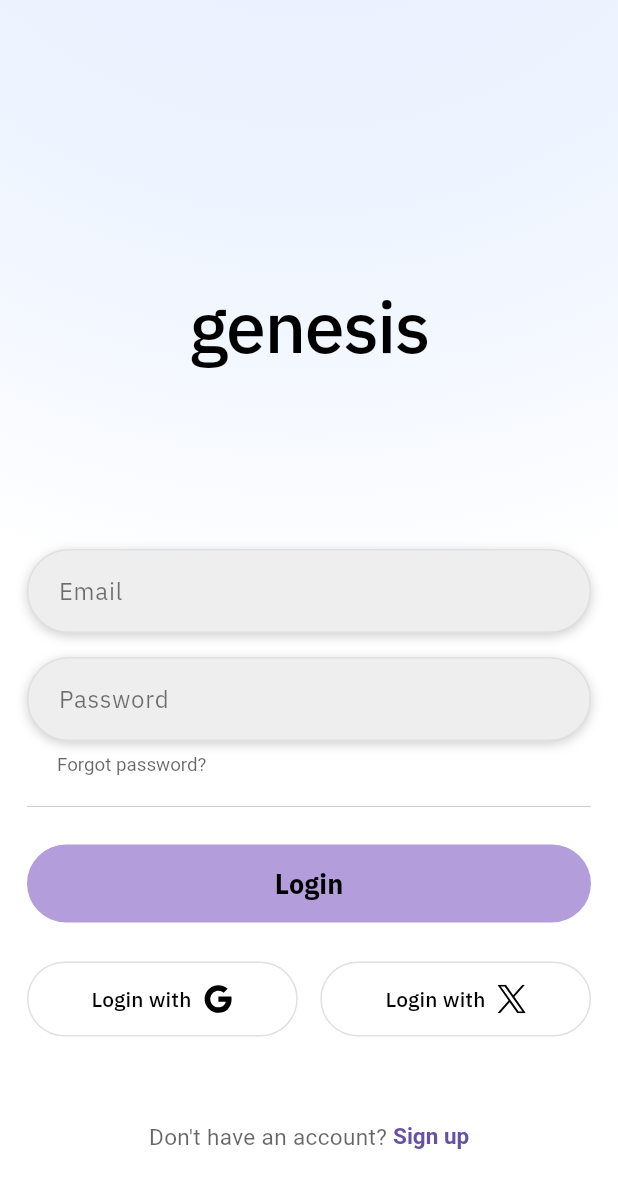
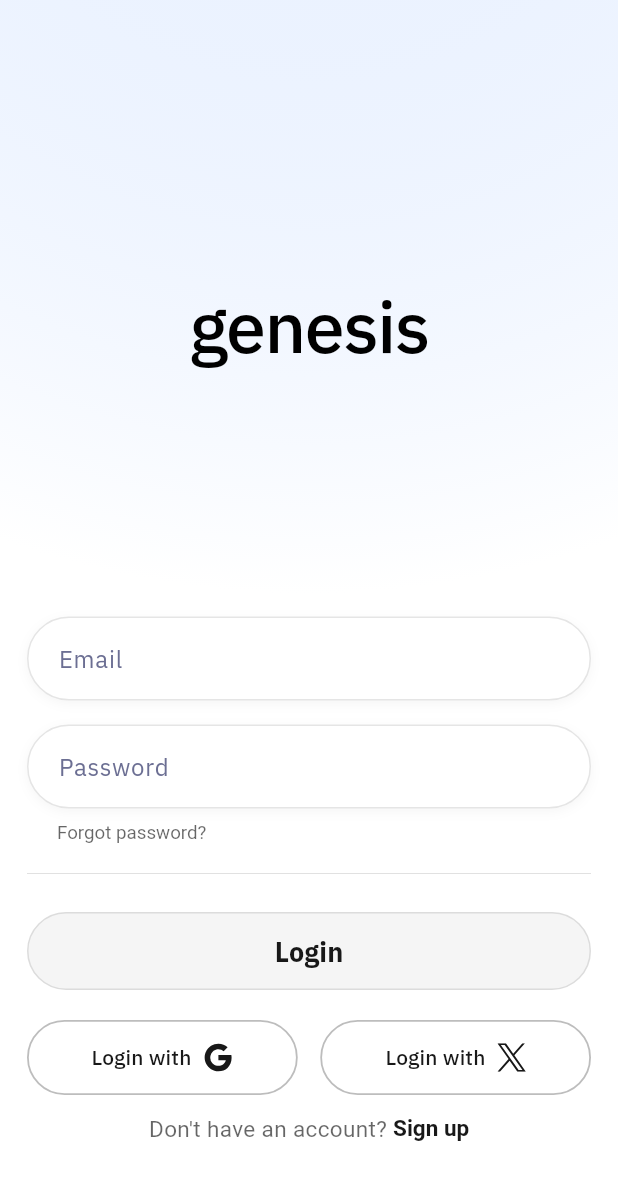
Before and after one commit to Nswa/genesis_f1, a Flutter app: the screen it shows after launch, on a phone screen of 412 x 824 dp. Shown: the top 1188 px of the screen. Run offline on Flutter 3.47's test engine with Material 3 defaults, Android fonts, the phone set to English and light mode, and no system bars; our stand-ins replace cached_network_image, cloud_firestore, connectivity_plus, firebase_auth, firebase_core, firebase_storage and 6 more; missing offline and left inert: firebase_app_check, fuzzy; accounts and stored records are empty; Roboto replaces fonts that are missing (Georgia).

Commit message:
another auth design iteration

```diff
--- /dev/null
+++ b/lib/constant/colors.dart
@@ -0,0 +1,24 @@
+import 'package:flutter/material.dart';
+
+class AppColors {
+  // Monochrome palette
+  static const Color backgroundLight = Color(0xFFFFFFFF);
+  static const Color backgroundDark = Color(0xFF181818);
+  static const Color textPrimaryLight = Color(0xFF181818);
+  static const Color textPrimaryDark = Color(0xFFFFFFFF);
+  static const Color textSecondaryLight = Color(0xFF6C6F93); // Muted for secondary text
+  static const Color textSecondaryDark = Color(0xFFB0B0B0);
+  static const Color borderLight = Color(0x1A000000); // 10% black
+  static const Color borderDark = Color(0x1AFFFFFF); // 10% white
+  static const Color dividerLight = Color(0xFFBDBDBD);
+  static const Color dividerDark = Color(0xFF444444);
+  static const Color buttonBackgroundLight = Color(0xFFF5F5F5);
+  static const Color buttonBackgroundDark = Color.fromARGB(255, 100, 100, 100);
+  static const Color buttonTextLight = textPrimaryLight;
+  static const Color buttonTextDark = textPrimaryDark;
+  static const Color cursorLight = Color(0xFF181818);
+  static const Color cursorDark = Color(0xFFFFFFFF);
+  static const Color secondaryButtonBackground = Colors.transparent;
+  static const Color secondaryButtonBorderLight = Color(0xFFBDBDBD);
+  static const Color secondaryButtonBorderDark = Color(0xFF444444);
+}
--- a/lib/screens/auth_screen.dart
+++ b/lib/screens/auth_screen.dart
@@ -3,6 +3,7 @@ import 'package:flutter_svg/flutter_svg.dart'; // Import flutter_svg
 import 'package:genesis_f1/digital_assets/auth_bg.dart';
 import 'package:genesis_f1/utils/system_ui_helper.dart';
 import '../services/auth_manager.dart';
+import 'package:genesis_f1/constant/colors.dart';
 
 class AuthScreen extends StatefulWidget {
   const AuthScreen({super.key});
@@ -30,6 +31,7 @@ class _AuthScreenState extends State<AuthScreen> {
 
   @override
   Widget build(BuildContext context) {
+    final isDark = Theme.of(context).brightness == Brightness.dark;
     updateSystemUiOverlay(context);
     return Scaffold(
       body: AuthBackground(
@@ -54,25 +56,19 @@ class _AuthScreenState extends State<AuthScreen> {
                   const SizedBox(height: 64), // Increased padding from 48 to 64
                   // Email TextField
                   //add top padding
-                  const SizedBox(height: 50), // Added padding
+                  const SizedBox(height: 95), // Added padding
                   Container(
                     margin: const EdgeInsets.symmetric(vertical: 8), // Adjusted margin
                     decoration: BoxDecoration(
-                      color: Theme.of(context).brightness == Brightness.dark
-                          ? Colors.grey[900]
-                          : Colors.grey[200], // Theme-responsive background
+                      color: isDark ? AppColors.backgroundDark : AppColors.backgroundLight,
                       borderRadius: BorderRadius.circular(30),
                       border: Border.all(
-                        color: Theme.of(context).brightness == Brightness.dark
-                            ? Colors.white.withOpacity(0.06)
-                            : Colors.black.withOpacity(0.06), // Theme-responsive border
+                        color: isDark ? AppColors.borderDark : AppColors.borderLight,
                         width: 1,
                       ),
                       boxShadow: [
                         BoxShadow(
-                          color: Theme.of(context).brightness == Brightness.dark
-                              ? Colors.black.withOpacity(0.3)
-                              : Colors.grey.withOpacity(0.5), // Theme-responsive shadow
+                          color: isDark ? Colors.black.withOpacity(0.15) : Colors.black.withOpacity(0.04),
                           blurRadius: 6,
                           offset: const Offset(0, 2),
                         ),
@@ -81,17 +77,15 @@ class _AuthScreenState extends State<AuthScreen> {
                     child: TextField(
                       onChanged: (val) => email = val,
                       style: TextStyle(
-                          color: Theme.of(context).brightness == Brightness.dark
-                              ? Colors.white
-                              : Colors.black), // Theme-responsive text
-                      cursorColor: Colors.blueAccent,
+                        color: isDark ? AppColors.textPrimaryDark : AppColors.textPrimaryLight,
+                      ),
+                      cursorColor: isDark ? AppColors.cursorDark : AppColors.cursorLight,
                       decoration: InputDecoration(
                         contentPadding: const EdgeInsets.symmetric(horizontal: 20, vertical: 15), // Added vertical padding
                         hintText: 'Email',
                         hintStyle: TextStyle(
-                            color: Theme.of(context).brightness == Brightness.dark
-                                ? Colors.white70
-                                : Colors.black54), // Theme-responsive hint
+                          color: isDark ? AppColors.textSecondaryDark : AppColors.textSecondaryLight,
+                        ), // Theme-responsive hint
                         border: InputBorder.none,
                       ),
                     ),
@@ -100,21 +94,15 @@ class _AuthScreenState extends State<AuthScreen> {
                   Container(
                     margin: const EdgeInsets.symmetric(vertical: 8),
                     decoration: BoxDecoration(
-                      color: Theme.of(context).brightness == Brightness.dark
-                          ? Colors.grey[900]
-                          : Colors.grey[200], // Theme-responsive background
+                      color: isDark ? AppColors.backgroundDark : AppColors.backgroundLight,
                       borderRadius: BorderRadius.circular(30),
                       border: Border.all(
-                        color: Theme.of(context).brightness == Brightness.dark
-                            ? Colors.white.withOpacity(0.06)
-                            : Colors.black.withOpacity(0.06), // Theme-responsive border
+                        color: isDark ? AppColors.borderDark : AppColors.borderLight,
                         width: 1,
                       ),
                       boxShadow: [
                         BoxShadow(
-                          color: Theme.of(context).brightness == Brightness.dark
-                              ? Colors.black.withOpacity(0.3)
-                              : Colors.grey.withOpacity(0.5), // Theme-responsive shadow
+                          color: isDark ? Colors.black.withOpacity(0.15) : Colors.black.withOpacity(0.04),
                           blurRadius: 6,
                           offset: const Offset(0, 2),
                         ),
@@ -124,17 +112,15 @@ class _AuthScreenState extends State<AuthScreen> {
                       onChanged: (val) => password = val,
                       obscureText: true,
                       style: TextStyle(
-                          color: Theme.of(context).brightness == Brightness.dark
-                              ? Colors.white
-                              : Colors.black), // Theme-responsive text
-                      cursorColor: Colors.blueAccent,
+                        color: isDark ? AppColors.textPrimaryDark : AppColors.textPrimaryLight,
+                      ),
+                      cursorColor: isDark ? AppColors.cursorDark : AppColors.cursorLight,
                       decoration: InputDecoration(
                         contentPadding: const EdgeInsets.symmetric(horizontal: 20, vertical: 15), // Added vertical padding
                         hintText: 'Password',
                         hintStyle: TextStyle(
-                            color: Theme.of(context).brightness == Brightness.dark
-                                ? Colors.white70
-                                : Colors.black54), // Theme-responsive hint
+                          color: isDark ? AppColors.textSecondaryDark : AppColors.textSecondaryLight,
+                        ), // Theme-responsive hint
                         border: InputBorder.none,
                       ),
                     ),
@@ -144,8 +130,8 @@ class _AuthScreenState extends State<AuthScreen> {
                     alignment: Alignment.centerLeft,
                     child: TextButton(
                       style: TextButton.styleFrom(
-                      padding: EdgeInsets.only(left: 20, right: 8, top: 0, bottom: 0),
-                      minimumSize: Size(0, 0),
+                      padding: const EdgeInsets.only(left: 20, right: 8, top: 0, bottom: 0),
+                      minimumSize: Size.zero,
                       tapTargetSize: MaterialTapTargetSize.shrinkWrap,
                       ),
                       onPressed: () {
@@ -168,7 +154,7 @@ class _AuthScreenState extends State<AuthScreen> {
                       child: Divider(
                       color: Color.fromARGB(255, 121, 121, 121),
                       height: 1,
-                      thickness: 0.25, // Separator thickness
+                      thickness: 0.15, // Separator thickness
                       indent: 0,      // No indent, full width
                       endIndent: 0,   // No endIndent, full width
                       ),
@@ -177,13 +163,14 @@ class _AuthScreenState extends State<AuthScreen> {
                     width: double.infinity,
                     child: ElevatedButton(
                       style: ElevatedButton.styleFrom(
-                        backgroundColor: const Color(0xFFB39DDB), // Softer purple shade
-                        foregroundColor: Colors.black,
+                        backgroundColor: isDark ? AppColors.buttonBackgroundDark : AppColors.buttonBackgroundLight,
+                        foregroundColor: isDark ? AppColors.buttonTextDark : AppColors.buttonTextLight,
                         padding: const EdgeInsets.symmetric(vertical: 13),
                         shape: RoundedRectangleBorder(
                           borderRadius: BorderRadius.circular(100), // More rounded
                         ),
                         elevation: 0,
+                        side: BorderSide(color: isDark ? AppColors.borderDark : AppColors.borderLight, width: 1),
                       ),
                       onPressed: submit,
                       child: Text(
@@ -192,20 +179,18 @@ class _AuthScreenState extends State<AuthScreen> {
                       ),
                     ),
                   ),
-                  const SizedBox(height: 26), // Added padding
+                  const SizedBox(height: 20), // Added padding
                   Row(
                     mainAxisAlignment: MainAxisAlignment.spaceBetween,
                     children: [
                       Expanded(
                         child: ElevatedButton.icon(
-                          icon: const Text('Login with'), // Moved Text to icon
-                          label: SvgPicture.asset( // Moved SvgPicture to label
+                          icon: const Text('Login with'),
+                          label: SvgPicture.asset(
                             'assets/logo/google_logo.svg',
                             height: 20.0,
                             colorFilter: ColorFilter.mode(
-                              Theme.of(context).brightness == Brightness.dark
-                                  ? Colors.white
-                                  : Colors.black,
+                              isDark ? AppColors.textPrimaryDark : AppColors.textPrimaryLight,
                               BlendMode.srcIn,
                             ),
                           ),
@@ -213,16 +198,15 @@ class _AuthScreenState extends State<AuthScreen> {
                             // TODO: Implement Google Sign-In
                           },
                           style: ElevatedButton.styleFrom(
-                            foregroundColor: Theme.of(context).brightness == Brightness.dark
-                                ? Colors.white
-                                : Colors.black,
-                            backgroundColor: Theme.of(context).brightness == Brightness.dark
-                                ? Colors.black
-                                : Colors.white,
-                            padding: const EdgeInsets.symmetric(vertical: 15), // Increased vertical padding
+                            foregroundColor: isDark ? AppColors.textPrimaryDark : AppColors.textPrimaryLight,
+                            backgroundColor: AppColors.secondaryButtonBackground,
+                            padding: const EdgeInsets.symmetric(vertical: 15),
                             shape: RoundedRectangleBorder(
                               borderRadius: BorderRadius.circular(100),
-                              side: BorderSide(color: Colors.grey.shade300),
+                              side: BorderSide(
+                                color: isDark ? AppColors.secondaryButtonBorderDark : AppColors.secondaryButtonBorderLight,
+                                width: 1.2,
+                              ),
                             ),
                             elevation: 0,
                           ),
@@ -231,14 +215,12 @@ class _AuthScreenState extends State<AuthScreen> {
                       const SizedBox(width: 15),
                       Expanded(
                         child: ElevatedButton.icon(
-                          icon: const Text('Login with'), // Moved Text to icon
-                          label: SvgPicture.asset( // Moved SvgPicture to label
+                          icon: const Text('Login with'),
+                          label: SvgPicture.asset(
                             'assets/logo/x_logo.svg',
-                            height:19.0,
+                            height: 19.0,
                             colorFilter: ColorFilter.mode(
-                              Theme.of(context).brightness == Brightness.dark
-                                  ? Colors.white
-                                  : Colors.black,
+                              isDark ? AppColors.textPrimaryDark : AppColors.textPrimaryLight,
                               BlendMode.srcIn,
                             ),
                           ),
@@ -246,16 +228,15 @@ class _AuthScreenState extends State<AuthScreen> {
                             // TODO: Implement X Sign-In
                           },
                           style: ElevatedButton.styleFrom(
-                            foregroundColor: Theme.of(context).brightness == Brightness.dark
-                                ? Colors.white
-                                : Colors.black,
-                            backgroundColor: Theme.of(context).brightness == Brightness.dark
-                                ? Colors.black
-                                : Colors.white,
-                            padding: const EdgeInsets.symmetric(vertical: 15), // Increased vertical padding
+                            foregroundColor: isDark ? AppColors.textPrimaryDark : AppColors.textPrimaryLight,
+                            backgroundColor: AppColors.secondaryButtonBackground,
+                            padding: const EdgeInsets.symmetric(vertical: 15),
                             shape: RoundedRectangleBorder(
                               borderRadius: BorderRadius.circular(100),
-                              side: BorderSide(color: Colors.grey.shade300),
+                              side: BorderSide(
+                                color: isDark ? AppColors.secondaryButtonBorderDark : AppColors.secondaryButtonBorderLight,
+                                width: 1.2,
+                              ),
                             ),
                             elevation: 0,
                           ),
@@ -265,7 +246,7 @@ class _AuthScreenState extends State<AuthScreen> {
                   ),
                   const Spacer(), // Added Spacer to push the following to the bottom
                   Padding(
-                    padding: const EdgeInsets.only(bottom: 55.0), // Added padding to lift it from the absolute bottom
+                    padding: const EdgeInsets.only(bottom: 60.0), // Added padding to lift it from the absolute bottom
                     child: Row(
                       mainAxisAlignment: MainAxisAlignment.center,
                       children: [
@@ -290,7 +271,7 @@ class _AuthScreenState extends State<AuthScreen> {
                             style: TextStyle(
                               fontSize: 15,
                               fontWeight: FontWeight.bold,
-                              color: Theme.of(context).colorScheme.primary, // Use primary color for emphasis
+                              color: isDark ? AppColors.textPrimaryDark : AppColors.textPrimaryLight, // Use primary color for emphasis
                             ),
                           ),
                         ),
```
